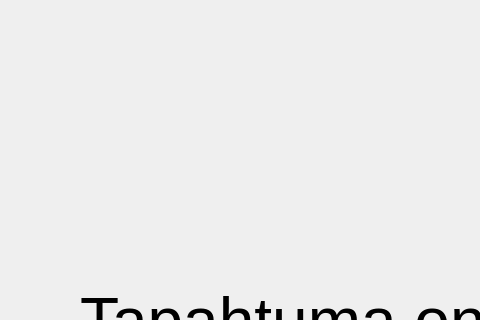
Before: the Qt Designer form bank-automat/onnistui.ui in Kuljuho/Bankautomat-ATM, drawn with Qt 5; both pictures show x 360 to 840 and y 0 to 320 of the 1490 by 679 pixel window.
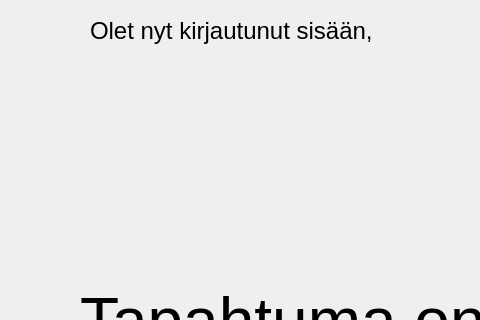
After: the same form once the commit is applied. Icons and pictures are not drawn.

Diff of the .ui file:
```diff
--- a/bank-automat/onnistui.ui
+++ b/bank-automat/onnistui.ui
@@ -52,6 +52,56 @@
     <string/>
    </property>
   </widget>
+  <widget class="QLabel" name="kirjautunutLabel">
+   <property name="geometry">
+    <rect>
+     <x>450</x>
+     <y>10</y>
+     <width>301</width>
+     <height>41</height>
+    </rect>
+   </property>
+   <property name="font">
+    <font>
+     <family>Ubuntu</family>
+     <pointsize>18</pointsize>
+    </font>
+   </property>
+   <property name="styleSheet">
+    <string notr="true">QLabel{
+	background-color: transparent;
+	color: rgb(0, 0, 0);
+	background: none;
+	border: none;
+	background-repeat: none;
+	selection-color: rgb(0, 0, 0);
+}</string>
+   </property>
+   <property name="text">
+    <string>Olet nyt kirjautunut sisään,</string>
+   </property>
+  </widget>
+  <widget class="QLineEdit" name="kayttajaNimi">
+   <property name="geometry">
+    <rect>
+     <x>750</x>
+     <y>10</y>
+     <width>221</width>
+     <height>41</height>
+    </rect>
+   </property>
+   <property name="font">
+    <font>
+     <pointsize>16</pointsize>
+    </font>
+   </property>
+   <property name="styleSheet">
+    <string notr="true">QLineEdit{
+	background: transparent;
+	border: none;
+}</string>
+   </property>
+  </widget>
  </widget>
  <resources/>
  <connections/>
```
